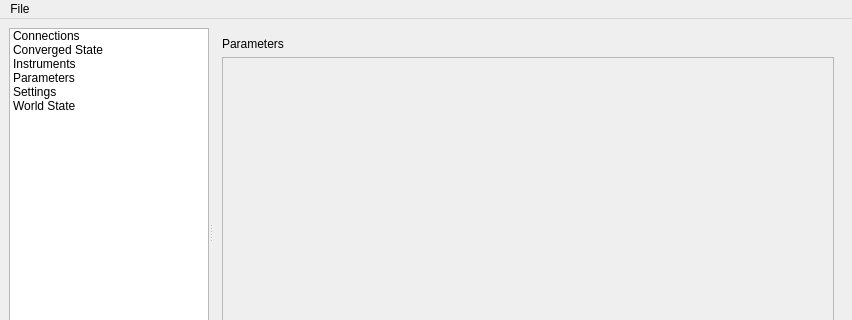
Above: Stabilizer/UX/MainWindow.ui from timmb/Ensemble before the change; both pictures show x 0 to 852 and y 0 to 320 of the 852 by 677 pixel window. Below: the same form after it.
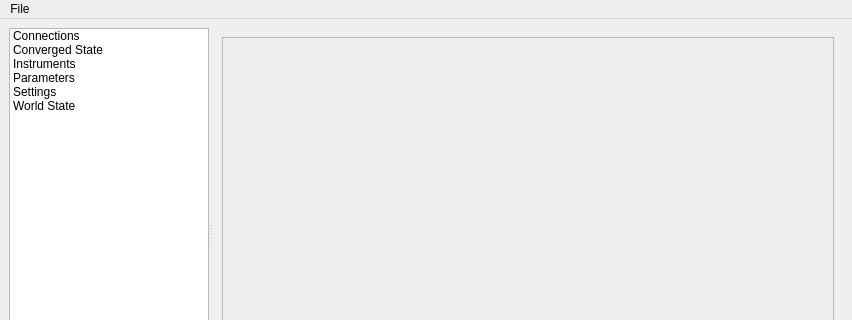
That is the form after the change. The open tabs and pages were chosen to show the change.

Commit message: Improved interface for viewing and controlling parameters

Diff of the .ui file:
```diff
--- a/Stabilizer/UX/MainWindow.ui
+++ b/Stabilizer/UX/MainWindow.ui
@@ -171,13 +171,6 @@
         </widget>
         <widget class="QWidget" name="parametersPage">
          <layout class="QVBoxLayout" name="verticalLayout_3">
-          <item>
-           <widget class="QLabel" name="parametersLabel">
-            <property name="text">
-             <string>Parameters</string>
-            </property>
-           </widget>
-          </item>
           <item>
            <widget class="QScrollArea" name="scrollArea">
             <property name="widgetResizable">
@@ -189,7 +182,7 @@
                <x>0</x>
                <y>0</y>
                <width>595</width>
-               <height>348</height>
+               <height>372</height>
               </rect>
              </property>
             </widget>
```
Left out of the diff: 2 changed lines with no effect on the pictures. The commit also changes 4 other files.
